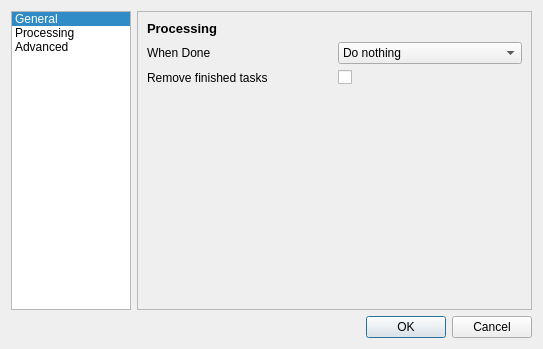
Qt form src/preferencesdialog.ui (k4yt3x/video2x-qt6) before a commit.
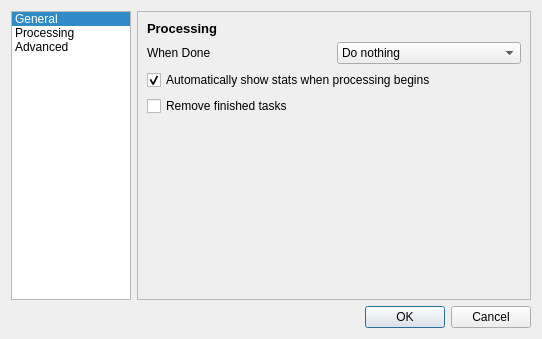
The same form after that commit. The open tabs and pages were chosen to show the change. Icons and pictures are not drawn.

Commit message: feat: improve UI and add stats auto expand

The edit to the form file:
```diff
--- a/src/preferencesdialog.ui
+++ b/src/preferencesdialog.ui
@@ -6,8 +6,8 @@
    <rect>
     <x>0</x>
     <y>0</y>
-    <width>543</width>
-    <height>349</height>
+    <width>542</width>
+    <height>339</height>
    </rect>
   </property>
   <property name="windowTitle">
@@ -245,22 +245,21 @@
           </layout>
          </item>
          <item>
-          <layout class="QHBoxLayout" name="horizontalLayout_5">
-           <item>
-            <widget class="QLabel" name="label_7">
+          <widget class="QCheckBox" name="autoShowStatsCheckBox">
              <property name="text">
-              <string>Remove finished tasks</string>
+            <string>Automatically show stats when processing begins</string>
+           </property>
+           <property name="checked">
+            <bool>true</bool>
              </property>
             </widget>
            </item>
            <item>
             <widget class="QCheckBox" name="removeFinishedTasksCheckBox">
              <property name="text">
-              <string/>
-             </property>
-            </widget>
-           </item>
-          </layout>
+            <string>Remove finished tasks</string>
+           </property>
+          </widget>
          </item>
          <item>
           <spacer name="verticalSpacer_2">
```
Left out of the diff: 13 changed lines with no effect on the pictures. Lines whose indentation alone changed are shown as unchanged. The commit also changes 6 other files.
